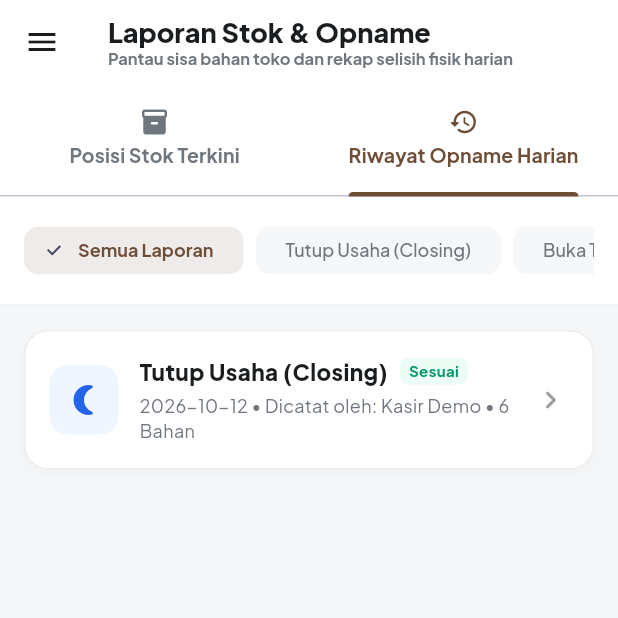
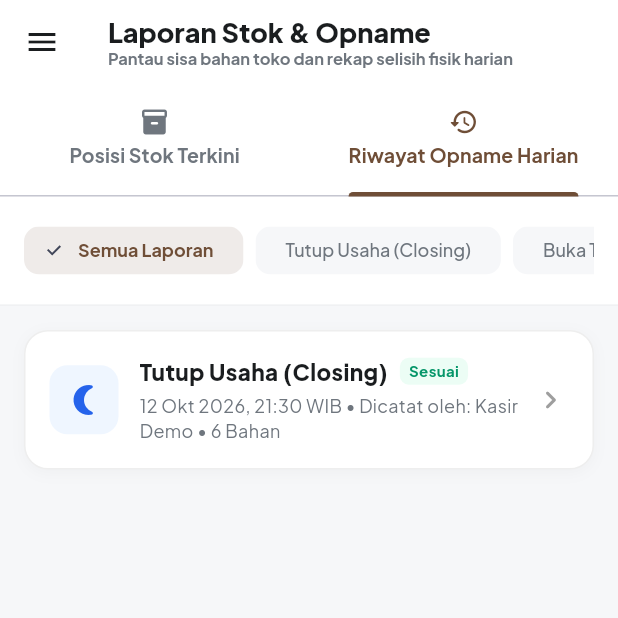
Before and after one commit to alfatihsetudio/kantindigital, a Flutter app: the AdminStockReportPage screen opened directly, tab 2 chosen, on a phone screen of 412 x 824 dp, the top half of it. Run offline on Flutter 3.47's test engine with Material 3 defaults, Android fonts, the phone set to English and light mode, and no system bars; our stand-ins replace fl_chart, google_fonts, pdf, printing, qr_flutter, shared_preferences; missing offline and left inert: dart:html; accounts and stored records are empty; network calls fail.

Commit message:
fix(stock): format check dates and timestamps into friendly Indonesian format

```diff
--- a/flutter/kantin_digital/lib/core/utils/date_formatter.dart
+++ b/flutter/kantin_digital/lib/core/utils/date_formatter.dart
@@ -2,6 +2,30 @@ import 'package:intl/intl.dart';
 
 class DateFormatter {
   static final _dateTime = DateFormat('dd MMM yyyy, HH:mm', 'id_ID');
+  static final _date = DateFormat('dd MMMM yyyy', 'id_ID');
 
-  static String dateTime(DateTime value) => _dateTime.format(value);
+  static String dateTime(DateTime value) => _dateTime.format(value.toLocal());
+  static String date(DateTime value) => _date.format(value.toLocal());
+
+  /// Format string tanggal ISO / datetime / timestamp menjadi format Indonesia yang ramah (contoh: "12 Okt 2026, 17:00 WIB")
+  static String formatFriendly(dynamic dateOrString) {
+    if (dateOrString == null) return '-';
+    DateTime? dt;
+    if (dateOrString is DateTime) {
+      dt = dateOrString;
+    } else if (dateOrString is String) {
+      if (dateOrString.trim().isEmpty) return '-';
+      dt = DateTime.tryParse(dateOrString.trim());
+    }
+    if (dt == null) return dateOrString.toString();
+
+    final local = dt.toLocal();
+    final dateStr = DateFormat('dd MMM yyyy', 'id_ID').format(local);
+    final timeStr = DateFormat('HH:mm', 'id_ID').format(local);
+    // Jika jam tidak 00:00 atau string aslinya berisi jam
+    if (dateOrString.toString().contains('T') || dateOrString.toString().contains(':')) {
+      return '$dateStr, $timeStr WIB';
+    }
+    return dateStr;
+  }
 }
--- a/flutter/kantin_digital/lib/features/admin/stock_report/admin_stock_report_page.dart
+++ b/flutter/kantin_digital/lib/features/admin/stock_report/admin_stock_report_page.dart
@@ -1,6 +1,7 @@
 import 'package:flutter/material.dart';
 import '../../../core/theme/app_colors.dart';
 import '../../../core/theme/app_theme.dart';
+import '../../../core/utils/date_formatter.dart';
 import '../../../core/widgets/top_notification.dart';
 import '../../../shared/models/stock_check_model.dart';
 import '../../../shared/models/stock_item_model.dart';
@@ -163,7 +164,7 @@ class _AdminStockReportPageState extends State<AdminStockReportPage>
                                 ),
                               ),
                               Text(
-                                'Tanggal: ${check.checkDate} • Petugas: ${check.userName ?? "Kasir"}',
+                                'Tanggal: ${DateFormatter.formatFriendly(check.createdAt ?? check.checkDate)} • Petugas: ${check.userName ?? "Kasir"}',
                                 style: const TextStyle(
                                   fontSize: 12,
                                   color: AppColors.textSecondary,
@@ -493,7 +494,7 @@ class _AdminStockReportPageState extends State<AdminStockReportPage>
                         const SizedBox(height: 4),
                         Text(
                           _latestClosing != null
-                              ? 'Berdasarkan catatan tutup toko tanggal ${_latestClosing!.checkDate} oleh ${_latestClosing!.userName ?? "Kasir"}'
+                              ? 'Berdasarkan catatan tutup toko tanggal ${DateFormatter.formatFriendly(_latestClosing!.createdAt ?? _latestClosing!.checkDate)} oleh ${_latestClosing!.userName ?? "Kasir"}'
                               : 'Belum ada catatan tutup toko dari kasir.',
                           style: const TextStyle(color: Colors.white, fontSize: 12),
                         ),
@@ -801,7 +802,7 @@ class _AdminStockReportPageState extends State<AdminStockReportPage>
                                         ),
                                         const SizedBox(height: 4),
                                         Text(
-                                          '${item.checkDate} • Dicatat oleh: ${item.userName ?? "Kasir"} • ${item.items.length} Bahan',
+                                          '${DateFormatter.formatFriendly(item.createdAt ?? item.checkDate)} • Dicatat oleh: ${item.userName ?? "Kasir"} • ${item.items.length} Bahan',
                                           style: TextStyle(
                                             fontSize: 12,
                                             color: AppColors.textSecondary,
--- a/flutter/kantin_digital/lib/features/cashier/stock_check/widgets/stock_history_view.dart
+++ b/flutter/kantin_digital/lib/features/cashier/stock_check/widgets/stock_history_view.dart
@@ -1,5 +1,6 @@
 import 'package:flutter/material.dart';
 import '../../../../core/theme/app_colors.dart';
+import '../../../../core/utils/date_formatter.dart';
 import '../../../../core/widgets/top_notification.dart';
 import '../../../../shared/models/stock_check_model.dart';
 import '../stock_service.dart';
@@ -110,7 +111,7 @@ class _StockHistoryViewState extends State<StockHistoryView> {
                                 ),
                               ),
                               Text(
-                                '${check.checkDate} • Dicatat oleh ${check.userName ?? "Kasir"}',
+                                '${DateFormatter.formatFriendly(check.createdAt ?? check.checkDate)} • Dicatat oleh ${check.userName ?? "Kasir"}',
                                 style: TextStyle(
                                   fontSize: 12,
                                   color: AppColors.textSecondary,
@@ -403,7 +404,7 @@ class _StockHistoryViewState extends State<StockHistoryView> {
                                         ),
                                         const SizedBox(height: 4),
                                         Text(
-                                          '${item.checkDate} • ${item.items.length} item • Oleh: ${item.userName ?? "Kasir"}',
+                                          '${DateFormatter.formatFriendly(item.createdAt ?? item.checkDate)} • ${item.items.length} item • Oleh: ${item.userName ?? "Kasir"}',
                                           style: TextStyle(
                                             fontSize: 12,
                                             color: AppColors.textSecondary,
```
Also changed, not shown: 4 other files.
